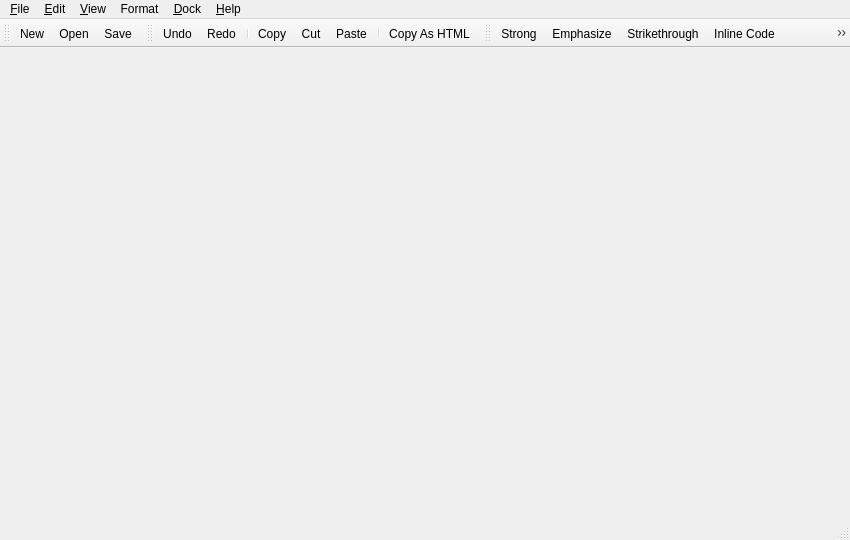
Qt form client/mainwindow.ui (missdeer/KarenMeu) before a commit.
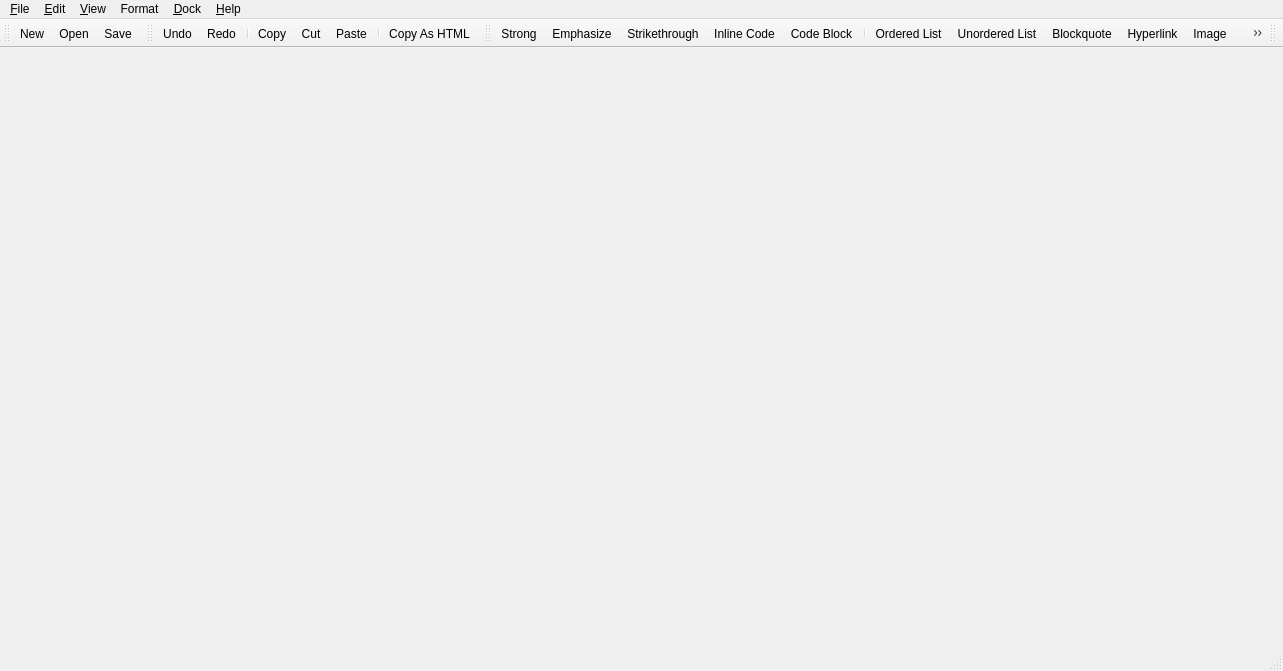
The same form after that commit. Icons and pictures are not drawn.

Commit message: (+)add option toolbar

What changed in the file:
```diff
--- a/client/mainwindow.ui
+++ b/client/mainwindow.ui
@@ -6,8 +6,8 @@
    <rect>
     <x>0</x>
     <y>0</y>
-    <width>850</width>
-    <height>540</height>
+    <width>1283</width>
+    <height>671</height>
    </rect>
   </property>
   <property name="windowTitle">
@@ -23,8 +23,8 @@
     <rect>
      <x>0</x>
      <y>0</y>
-     <width>850</width>
-     <height>21</height>
+     <width>1283</width>
+     <height>23</height>
     </rect>
    </property>
    <widget class="QMenu" name="menuFile">
@@ -207,6 +207,17 @@
    <addaction name="actionHeader3"/>
    <addaction name="actionHeader4"/>
   </widget>
+  <widget class="QToolBar" name="optionToolBar">
+   <property name="windowTitle">
+    <string>Options Toolbar</string>
+   </property>
+   <attribute name="toolBarArea">
+    <enum>TopToolBarArea</enum>
+   </attribute>
+   <attribute name="toolBarBreak">
+    <bool>false</bool>
+   </attribute>
+  </widget>
   <action name="actionNew">
    <property name="icon">
     <iconset resource="karenmeu.qrc">
```
The commit also changes 6 other files.
